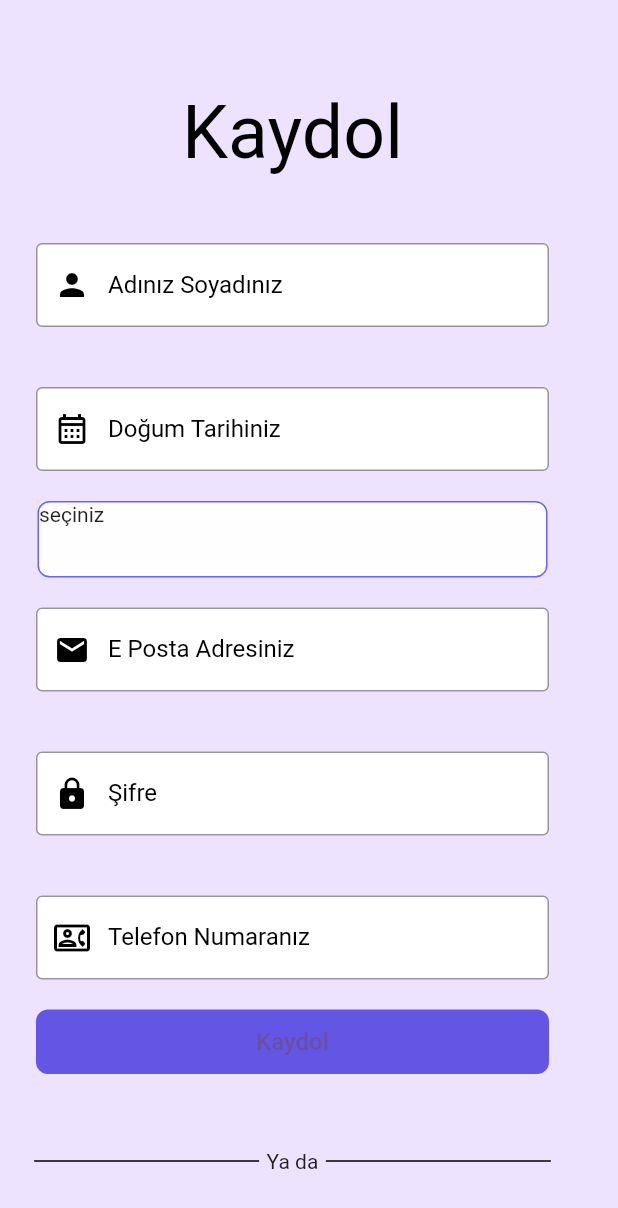
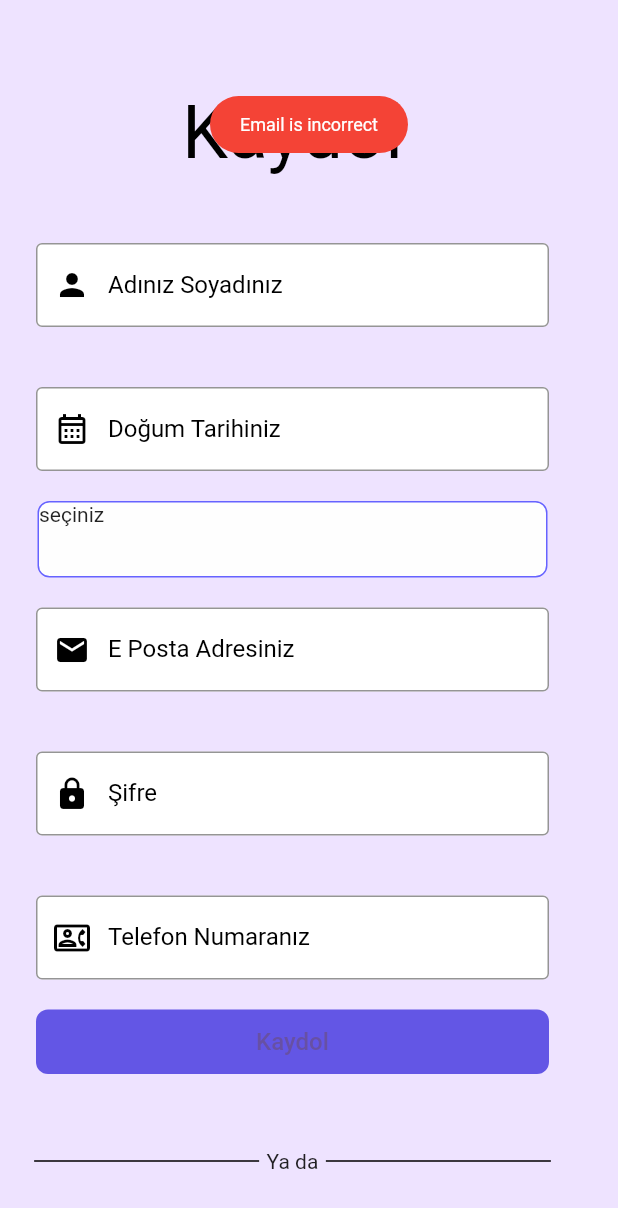
Before and after one commit to ilknurtulgar/TerapiEvim, a Flutter app: the ParticipantSignUpPage screen opened directly, after a tap on "Kaydol", on a phone screen of 412 x 824 dp. Shown: the top 1208 px of the screen. Run offline on Flutter 3.47's test engine with Material 2 defaults, Android fonts, the phone set to English and light mode, and no system bars; our stand-ins replace animated_bottom_navigation_bar, equatable, firebase_auth, firebase_core, firebase_crashlytics, fluttertoast and 1 more; missing offline and left inert: vexana; accounts and stored records are empty.

Commit message:
implemented sign up

```diff
--- a/lib/controller/auth/login_controller.dart
+++ b/lib/controller/auth/login_controller.dart
@@ -66,7 +66,6 @@ class LoginController extends GetxController {
       return;
     }
 
-    ///TODO Handle result
     MainController maiController = Get.find();
     maiController.isLogged.value = true;
     Get.to(() => const TerapiEvimLogged());
--- a/lib/controller/auth/sign_up_controller.dart
+++ b/lib/controller/auth/sign_up_controller.dart
@@ -3,9 +3,12 @@ import 'package:flutter/cupertino.dart';
 import 'package:flutter/material.dart';
 import 'package:get/get.dart';
 
+import '../../components/toast/toast.dart';
+import '../../screen/home/main_home.dart';
 import '../../service/model/common/signup/sign_up_model.dart';
 import '../../service/service/auth/auth_service.dart';
 import '../../service/service/auth/i_auth_service.dart';
+import '../main_controller.dart';
 
 class SignUpController extends GetxController {
   late final IAuthService authService;
@@ -28,6 +31,20 @@ class SignUpController extends GetxController {
   @override
   void onInit() {
     authService = AuthService();
+    emailController = TextEditingController();
+    passwordController = TextEditingController();
+    nameController = TextEditingController();
+    birthDateController = TextEditingController();
+    genderController = TextEditingController();
+    phoneController = TextEditingController();
+
+    emailFocusNode = FocusNode();
+    passwordFocusNode = FocusNode();
+    nameFocusNode = FocusNode();
+    birthDateFocusNode = FocusNode();
+    genderFocusNode = FocusNode();
+    phoneFocusNode = FocusNode();
+
     super.onInit();
   }
 
@@ -60,16 +77,15 @@ class SignUpController extends GetxController {
 
     isLoading.value = true;
 
-    final UserCredential? result = await authService.signUpWithEmail(
-      SignUpModel(
+    final UserCredential? result =
+        await authService.signUpWithEmail(SignUpModel(
       name: nameController.text.trim(),
       birthDate: birthDateController.text.trim(),
       gender: genderController.text.trim(),
       email: emailController.text.trim(),
       password: passwordController.text.trim(),
       phone: phoneController.text.trim(),
-      )
-    );
+    ));
     isLoading.value = false;
 
     if (result == null) {
@@ -77,32 +93,38 @@ class SignUpController extends GetxController {
       return;
     }
 
-    ///TODO Handle result
+    MainController maiController = Get.find();
+    maiController.isLogged.value = true;
+
+    ///TODO:  save user data to cache
+
+    Get.to(() => const TerapiEvimLogged());
   }
 
   bool _validateSignUp() {
     if (emailController.text.contains('@') == false) {
-      //TODO: add error toast
+      flutterErrorToast("Email is incorrect");
       return false;
     }
     if (passwordController.text.trim().length < 6) {
-      //TODO: add error toast
+      flutterErrorToast("Password's length is too short");
       return false;
     }
     if (nameController.text.trim().isEmpty) {
-      //TODO: add error toast
+      flutterErrorToast("Name is empty");
       return false;
     }
     if (birthDateController.text.trim().isEmpty) {
-      //TODO: add error toast
+      flutterErrorToast("Birthday is empty");
       return false;
     }
-    if (genderController.text.trim().isEmpty) {
-      //TODO: add error toast
-      return false;
-    }
+
+    // if (genderController.text.trim().isEmpty) {
+    //   flutterErrorToast("Gender is empty");
+    //   return false;
+    // }
     if (phoneController.text.trim().isEmpty) {
-      //TODO: add error toast
+      flutterErrorToast("Phone is empty");
       return false;
     }
 
--- a/lib/screen/sign_up/participant_ui/signup_page.dart
+++ b/lib/screen/sign_up/participant_ui/signup_page.dart
@@ -3,38 +3,62 @@ import 'package:get/get.dart';
 import 'package:terapievim/controller/profile_controller.dart';
 import 'package:terapievim/core/base/util/base_utility.dart';
 import 'package:terapievim/screen/activity/component/drop_down.dart';
+
+import '../../../controller/auth/sign_up_controller.dart';
 import '../../../core/base/component/buttons/custom_button.dart';
 import '../../login/participant_ui/login_page.dart';
 import '../../profile/utility/profile_page_utility.dart';
 import '../../profile/utility/textfield_utility.dart';
 
-class ParticipantSignUpPage extends StatelessWidget {
+class ParticipantSignUpPage extends StatefulWidget {
   const ParticipantSignUpPage({super.key});
+
+  @override
+  State<ParticipantSignUpPage> createState() => _ParticipantSignUpPageState();
+}
+
+class _ParticipantSignUpPageState extends State<ParticipantSignUpPage> {
+  late final SignUpController _signUpController;
+
+  @override
+  void initState() {
+    _signUpController = Get.put(SignUpController());
+    super.initState();
+  }
+
+  @override
+  void dispose() {
+    _signUpController.dispose();
+    super.dispose();
+  }
+
   @override
   Widget build(BuildContext context) {
-    TextEditingController nameSurnameController = TextEditingController();
-    TextEditingController mailController = TextEditingController();
-    TextEditingController passwordController = TextEditingController();
-    TextEditingController phoneController = TextEditingController();
     TextfieldUtility textfieldUtility = TextfieldUtility();
-    ProfileController profileController = Get.put(ProfileController());
     return Scaffold(
       backgroundColor: AppColors.blueChalk,
       body: SingleChildScrollView(
         child: Column(
           children: [
             title(),
-            textfieldUtility.nameSurnameTextfield(nameSurnameController, true),
+            textfieldUtility.nameSurnameTextfield(
+                _signUpController.nameController, true),
             textfieldUtility.birthOfDateTextfield(
-                profileController.birthOfDateController.value, true),
+                _signUpController.birthDateController, true),
+            ///TODO: use gender controller
             const CustomDropDown(purpose: 'gender'),
-            textfieldUtility.mailTextfield(mailController, true),
-            textfieldUtility.passwordTextfield(passwordController, true),
-            textfieldUtility.phoneTextfield(phoneController, true),
+            textfieldUtility.mailTextfield(
+                _signUpController.emailController, true),
+            textfieldUtility.passwordTextfield(
+                _signUpController.passwordController, true),
+            textfieldUtility.phoneTextfield(
+                _signUpController.phoneController, true),
             CustomButton(
               container:
                   ProfilePageUtility.loginSignUpButtonContainer(false, false),
-              onTap: () {/* kaydolma fonksiyonu*/},
+              onTap: () {
+                _signUpController.signUpWithEmail();
+              },
               text: 'Kaydol',
             ),
             ProfilePageUtility.lineWithOrText(),
--- a/lib/service/service/auth/auth_service.dart
+++ b/lib/service/service/auth/auth_service.dart
@@ -39,14 +39,24 @@ class AuthService extends IAuthService {
   }
 
   @override
-  Future<UserCredential> signUpWithEmail(SignUpModel signUpModel) async {
+  Future<UserCredential?> signUpWithEmail(SignUpModel signUpModel) async {
     try {
       final UserCredential result =
           await _firebaseAuth.createUserWithEmailAndPassword(
         email: signUpModel.email,
         password: signUpModel.password,
       );
+      //TODO save data to firestore;
+
       return result;
+    } on FirebaseAuthException catch (e) {
+      if (e.code == 'weak-password') {
+        flutterErrorToast('The password provided is too weak.');
+        PrintDev.instance.exception('The password provided is too weak.');
+      } else if (e.code == 'email-already-in-use') {
+        flutterErrorToast('The account already exists for that email.');
+        PrintDev.instance.exception('The account already exists for that email.');
+      }
     } catch (e) {
       await _crashlyticsManager.sendACrash(
           error: e.toString(),
@@ -54,5 +64,6 @@ class AuthService extends IAuthService {
           reason: 'error at sign up with email service');
       rethrow;
     }
+    return null;
   }
 }
```
Lines whose indentation alone changed are shown as unchanged.
